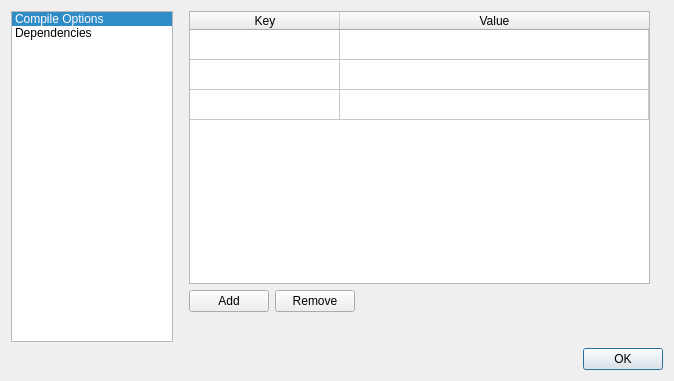
Old version of the form ui/ProjectSettingsDialog.ui in the repository kipr/kiss.
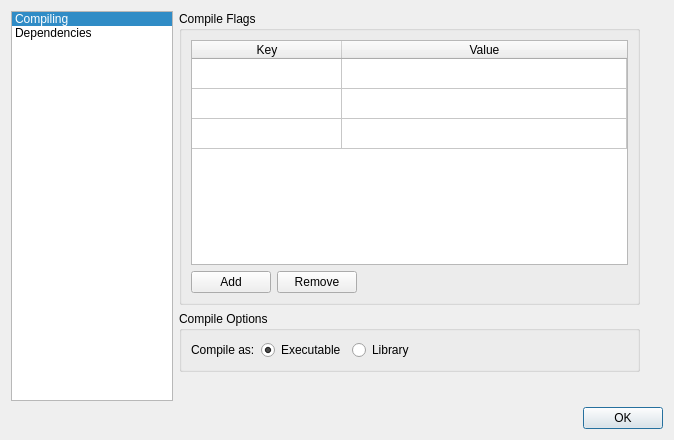
New version of the form.

Commit message: More project settings in UI only (non-functional)

What changed in the file:
```diff
--- a/ui/ProjectSettingsDialog.ui
+++ b/ui/ProjectSettingsDialog.ui
@@ -7,7 +7,7 @@
     <x>0</x>
     <y>0</y>
     <width>674</width>
-    <height>381</height>
+    <height>440</height>
    </rect>
   </property>
   <layout class="QVBoxLayout" name="verticalLayout">
@@ -23,7 +23,7 @@
        </property>
        <item>
         <property name="text">
-         <string>Compile Options</string>
+         <string>Compiling</string>
         </property>
        </item>
        <item>
@@ -39,13 +39,19 @@
         <widget class="QWidget" name="verticalLayoutWidget_2">
          <property name="geometry">
           <rect>
-           <x>10</x>
+           <x>0</x>
            <y>0</y>
            <width>461</width>
-           <height>301</height>
+           <height>361</height>
           </rect>
          </property>
-         <layout class="QVBoxLayout" name="verticalLayout_2">
+         <layout class="QVBoxLayout" name="verticalLayout_5">
+          <item>
+           <widget class="QGroupBox" name="ui_groupCompileFlags">
+            <property name="title">
+             <string>Compile Flags</string>
+            </property>
+            <layout class="QVBoxLayout" name="verticalLayout_4">
           <item>
            <widget class="QTableWidget" name="ui_tableCompile">
             <property name="selectionMode">
@@ -117,6 +123,55 @@
           </item>
          </layout>
         </widget>
+          </item>
+          <item>
+           <widget class="QGroupBox" name="ui_groupCompileOptions">
+            <property name="title">
+             <string>Compile Options</string>
+            </property>
+            <layout class="QHBoxLayout" name="horizontalLayout_4">
+             <item>
+              <widget class="QLabel" name="ui_labelCompileAs">
+               <property name="text">
+                <string>Compile as:</string>
+               </property>
+              </widget>
+             </item>
+             <item>
+              <widget class="QRadioButton" name="ui_buttonExecutable">
+               <property name="text">
+                <string>Executable</string>
+               </property>
+               <property name="checked">
+                <bool>true</bool>
+               </property>
+              </widget>
+             </item>
+             <item>
+              <widget class="QRadioButton" name="ui_buttonLibrary">
+               <property name="text">
+                <string>Library</string>
+               </property>
+              </widget>
+             </item>
+             <item>
+              <spacer name="horizontalSpacer_3">
+               <property name="orientation">
+                <enum>Qt::Horizontal</enum>
+               </property>
+               <property name="sizeHint" stdset="0">
+                <size>
+                 <width>40</width>
+                 <height>20</height>
+                </size>
+               </property>
+              </spacer>
+             </item>
+            </layout>
+           </widget>
+          </item>
+         </layout>
+        </widget>
        </widget>
        <widget class="QWidget" name="ui_pageDeps">
         <property name="contextMenuPolicy">
```
Left out of the diff: 32 changed lines with no effect on the pictures. Lines whose indentation alone changed are shown as unchanged.
